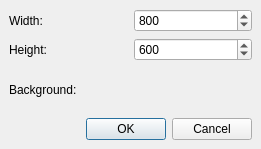
First picture: the form in src/client/ui/newdialog.ui, repository drawpile/Drawpile, before the edit.
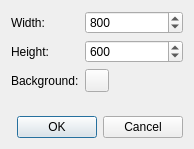
Second picture: the form after the edit. Custom widgets are drawn as their Qt base class.

Commit message:
Dialog layout tweaks
Use FormLayout and group boxes rather than manually crafted grids.
This way the layout will adapt to the current theme.

The edit to the form file:
```diff
--- a/src/client/ui/newdialog.ui
+++ b/src/client/ui/newdialog.ui
@@ -4,42 +4,30 @@
   <property name="windowModality" >
    <enum>Qt::WindowModal</enum>
   </property>
-  <property name="geometry" >
+  <property name="geometry">
    <rect>
     <x>0</x>
     <y>0</y>
-    <width>261</width>
+    <width>194</width>
     <height>149</height>
    </rect>
   </property>
   <property name="windowTitle" >
    <string>New drawing</string>
   </property>
-  <layout class="QVBoxLayout" >
-   <property name="spacing" >
-    <number>6</number>
-   </property>
-   <property name="margin" >
-    <number>9</number>
-   </property>
+  <layout class="QVBoxLayout" name="verticalLayout">
    <item>
-    <layout class="QGridLayout" >
-     <property name="margin" >
-      <number>0</number>
-     </property>
-     <property name="spacing" >
-      <number>6</number>
-     </property>
-     <item row="2" column="0" >
-      <widget class="QLabel" name="label_3" >
-       <property name="text" >
-        <string>Background:</string>
+    <layout class="QFormLayout" name="formLayout">
+     <item row="0" column="0">
+      <widget class="QLabel" name="label">
+       <property name="text">
+        <string>Width:</string>
        </property>
       </widget>
      </item>
-     <item row="0" column="1" >
-      <widget class="QSpinBox" name="width" >
-       <property name="minimum" >
+     <item row="0" column="1">
+      <widget class="QSpinBox" name="width">
+       <property name="minimum">
         <number>1</number>
        </property>
        <property name="maximum" >
@@ -53,39 +41,39 @@
        </property>
       </widget>
      </item>
-     <item row="1" column="1" >
-      <widget class="QSpinBox" name="height" >
-       <property name="minimum" >
-        <number>1</number>
-       </property>
-       <property name="maximum" >
-        <number>16000</number>
-       </property>
-       <property name="singleStep" >
-        <number>10</number>
-       </property>
-       <property name="value" >
-        <number>600</number>
-       </property>
-      </widget>
-     </item>
-     <item row="1" column="0" >
-      <widget class="QLabel" name="label_2" >
-       <property name="text" >
+     <item row="1" column="0">
+      <widget class="QLabel" name="label_2">
+       <property name="text">
         <string>Height:</string>
        </property>
       </widget>
      </item>
-     <item row="0" column="0" >
-      <widget class="QLabel" name="label" >
-       <property name="text" >
-        <string>Width:</string>
+     <item row="1" column="1">
+      <widget class="QSpinBox" name="height">
+       <property name="minimum">
+        <number>1</number>
        </property>
+       <property name="maximum">
+        <number>16000</number>
+       </property>
+       <property name="singleStep">
+        <number>10</number>
+       </property>
+       <property name="value">
+        <number>600</number>
+       </property>
       </widget>
      </item>
-     <item row="2" column="1" >
-      <widget class="ColorButton" native="1" name="background" >
-       <property name="color" stdset="0" >
+     <item row="2" column="0">
+      <widget class="QLabel" name="label_3">
+       <property name="text">
+        <string>Background:</string>
+       </property>
+      </widget>
+     </item>
+     <item row="2" column="1">
+      <widget class="ColorButton" name="background">
+       <property name="color">
         <color>
          <red>255</red>
          <green>255</green>
@@ -97,8 +85,8 @@
     </layout>
    </item>
    <item>
-    <widget class="QDialogButtonBox" name="buttons" >
-     <property name="orientation" >
+    <widget class="QDialogButtonBox" name="buttons">
+     <property name="orientation">
       <enum>Qt::Horizontal</enum>
      </property>
      <property name="standardButtons" >
@@ -111,7 +99,7 @@
  <customwidgets>
   <customwidget>
    <class>ColorButton</class>
-   <extends>QWidget</extends>
+   <extends>QToolButton</extends>
    <header>widgets/colorbutton.h</header>
   </customwidget>
  </customwidgets>
```
Left out of the diff: 25 changed lines with no effect on the pictures. The commit also changes 3 other files.
